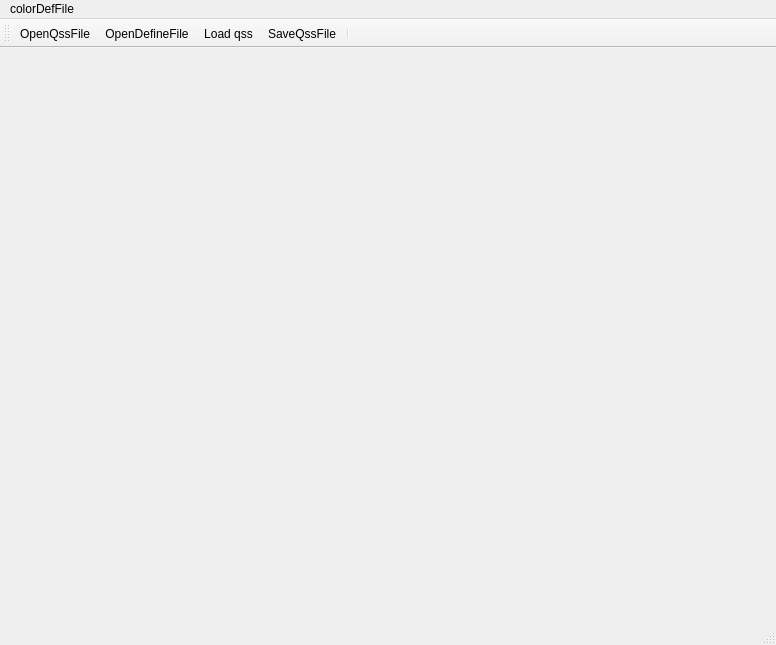
Qt form src/mainwindow.ui (chenghongfeng/QssCreator) before a commit.
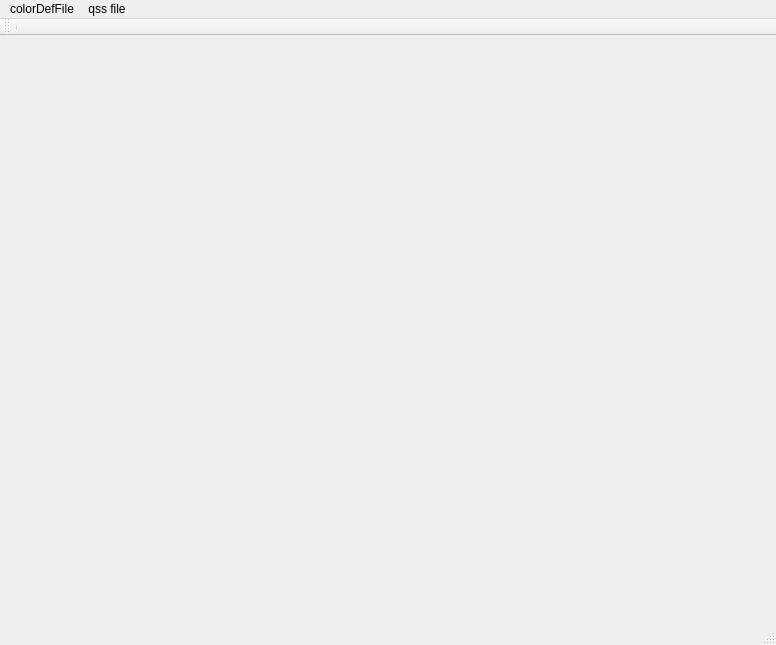
The same form after that commit.

Patch:
```diff
--- a/src/mainwindow.ui
+++ b/src/mainwindow.ui
@@ -25,10 +25,6 @@
    <attribute name="toolBarBreak">
     <bool>false</bool>
    </attribute>
-   <addaction name="actionOpenQssFile"/>
-   <addaction name="actionOpenDefineFile"/>
-   <addaction name="actionSetQss"/>
-   <addaction name="actionSaveQssFile"/>
    <addaction name="separator"/>
   </widget>
   <widget class="QMenuBar" name="menuBar">
@@ -45,8 +41,21 @@
      <string>colorDefFile</string>
     </property>
     <addaction name="actionSaveColorDefineFile"/>
+    <addaction name="actionAddNewDef"/>
+    <addaction name="actionshowSourceText"/>
+    <addaction name="actionshowColorDefines"/>
+    <addaction name="actionOpenDefineFile"/>
+   </widget>
+   <widget class="QMenu" name="menuqss_file">
+    <property name="title">
+     <string>qss file</string>
+    </property>
+    <addaction name="actionSaveQssFile"/>
+    <addaction name="actionOpenQssFile"/>
+    <addaction name="actionSetQss"/>
    </widget>
    <addaction name="menucolorDefFile"/>
+   <addaction name="menuqss_file"/>
   </widget>
   <action name="actionSetQss">
    <property name="text">
```
Left out of the diff: 21 changed lines with no effect on the pictures.
